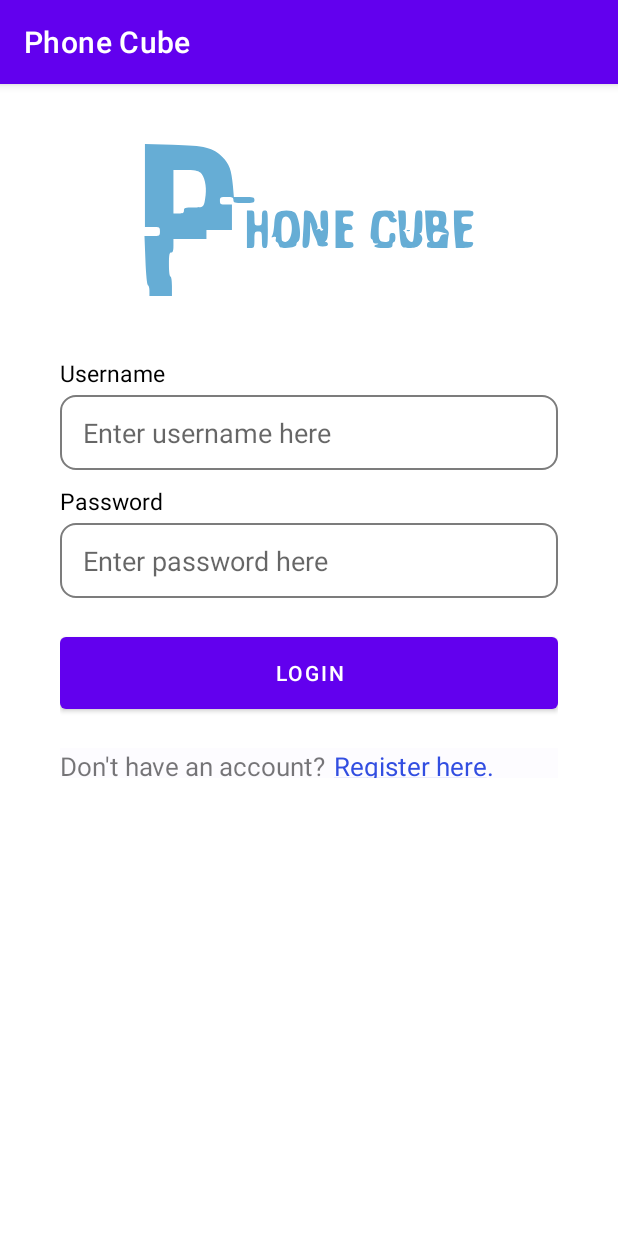
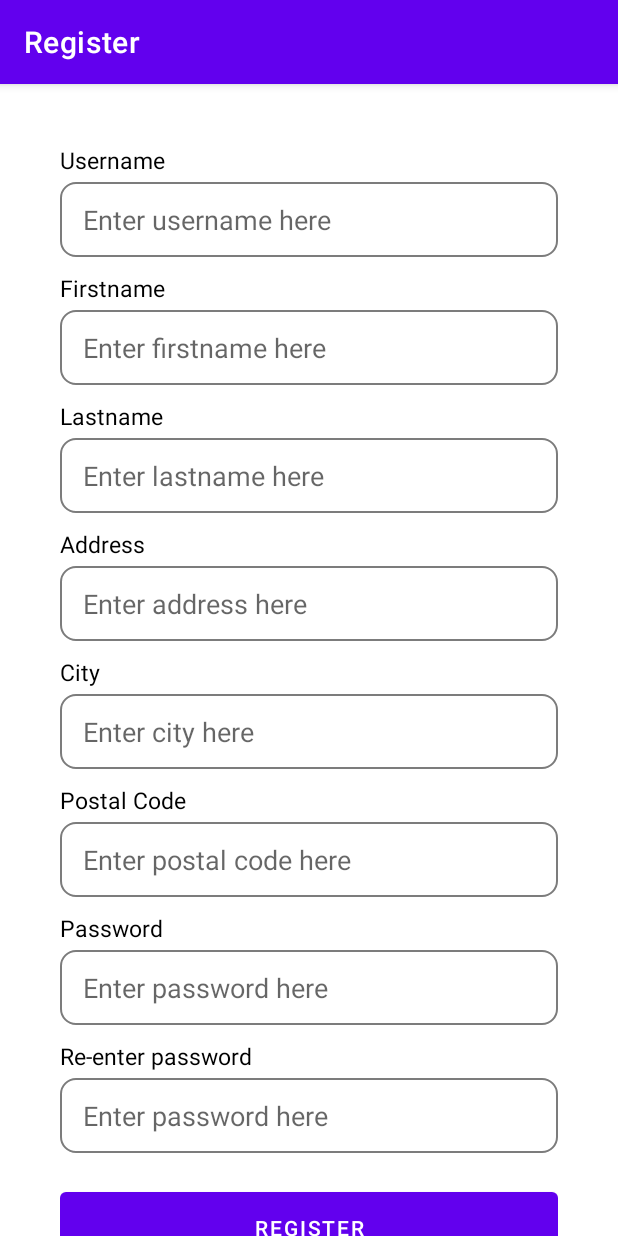
Before and after one commit to jovichenmcintyrecentenial/android_assignment_4, an Android app: the screen it shows after launch (LoginActivity before the commit, RegisterAcitivy after it), on a phone screen of 412 x 824 dp. Run offline under Robolectric (Android 15) with nearby library versions, the phone set to English and light mode, and no system bars.

Commit message:
added register activity and completed registation ui

```diff
--- a/app/src/main/AndroidManifest.xml
+++ b/app/src/main/AndroidManifest.xml
@@ -7,19 +7,28 @@
         android:dataExtractionRules="@xml/data_extraction_rules"
         android:fullBackupContent="@xml/backup_rules"
         android:icon="@mipmap/ic_launcher"
-        android:label="@string/app_name"
+        android:label="Login"
         android:roundIcon="@mipmap/ic_launcher_round"
         android:supportsRtl="true"
         android:theme="@style/Theme.JoviChenMcintyre_MAPD711_Assignment4"
         tools:targetApi="31">
         <activity
-            android:name=".LoginActivity"
+            android:name=".RegisterAcitivy"
+            android:label="Register"
             android:exported="true">
             <intent-filter>
                 <action android:name="android.intent.action.MAIN" />
 
                 <category android:name="android.intent.category.LAUNCHER" />
             </intent-filter>
+            <meta-data
+                android:name="android.app.lib_name"
+                android:value="" />
+        </activity>
+        <activity
+            android:name=".LoginActivity"
+            android:exported="true">
+
 
             <meta-data
                 android:name="android.app.lib_name"
--- /dev/null
+++ b/app/src/main/java/com/centennial/jovichenmcintyre_mapd711_assignment4/RegisterAcitivy.kt
@@ -0,0 +1,11 @@
+package com.centennial.jovichenmcintyre_mapd711_assignment4
+
+import androidx.appcompat.app.AppCompatActivity
+import android.os.Bundle
+
+class RegisterAcitivy : AppCompatActivity() {
+    override fun onCreate(savedInstanceState: Bundle?) {
+        super.onCreate(savedInstanceState)
+        setContentView(R.layout.activity_register_acitivy)
+    }
+}
--- a/app/src/main/res/layout/activity_main.xml
+++ b/app/src/main/res/layout/activity_main.xml
@@ -1,4 +1,11 @@
 <?xml version="1.0" encoding="utf-8"?>
+
+<ScrollView
+    xmlns:android="http://schemas.android.com/apk/res/android"
+    xmlns:tools="http://schemas.android.com/tools"
+    android:layout_width="match_parent"
+    android:layout_height="match_parent"
+    tools:context=".LoginActivity">
 <LinearLayout xmlns:android="http://schemas.android.com/apk/res/android"
     xmlns:app="http://schemas.android.com/apk/res-auto"
     xmlns:tools="http://schemas.android.com/tools"
@@ -8,7 +15,7 @@
     android:layout_marginLeft="@dimen/page_margin"
     android:layout_marginRight="@dimen/page_margin"
     android:layout_marginTop="@dimen/page_margin"
-    tools:context=".LoginActivity">
+   >
 
 
     <ImageView
@@ -85,3 +92,4 @@
 
 
 </LinearLayout>
+</ScrollView>
--- /dev/null
+++ b/app/src/main/res/layout/activity_register_acitivy.xml
@@ -0,0 +1,116 @@
+<?xml version="1.0" encoding="utf-8"?>
+<ScrollView
+    xmlns:android="http://schemas.android.com/apk/res/android"
+    xmlns:tools="http://schemas.android.com/tools"
+    android:layout_width="match_parent"
+    android:layout_height="match_parent"
+    tools:context=".RegisterAcitivy">
+<LinearLayout xmlns:android="http://schemas.android.com/apk/res/android"
+    xmlns:app="http://schemas.android.com/apk/res-auto"
+    xmlns:tools="http://schemas.android.com/tools"
+    android:layout_width="match_parent"
+    android:orientation="vertical"
+    android:layout_height="match_parent"
+    android:layout_marginLeft="@dimen/page_margin"
+    android:layout_marginRight="@dimen/page_margin"
+    android:layout_marginTop="@dimen/page_margin"
+    tools:context=".RegisterAcitivy">
+
+
+    <TextView
+        style="@style/checkout_text_view_style"
+        android:text="@string/username" />
+
+    <EditText
+        android:id="@+id/uname"
+        style="@style/edit_text"
+        android:autofillHints=""
+        android:hint="@string/enter_username_here"
+        android:inputType="textPersonName" />
+
+    <TextView
+        style="@style/checkout_text_view_style"
+        android:text="@string/firstname" />
+
+    <EditText
+        android:id="@+id/firstname"
+        style="@style/edit_text"
+        android:autofillHints=""
+        android:hint="@string/enter_firstname_here"
+        android:inputType="textPersonName" />
+    <TextView
+        style="@style/checkout_text_view_style"
+        android:text="@string/lastname" />
+
+    <EditText
+        android:id="@+id/lastname"
+        style="@style/edit_text"
+        android:autofillHints=""
+        android:hint="@string/enter_lastname_here"
+        android:inputType="textPersonName" />
+
+    <TextView
+        style="@style/checkout_text_view_style"
+        android:text="@string/address" />
+
+    <EditText
+        android:id="@+id/address"
+        style="@style/edit_text"
+        android:autofillHints=""
+        android:hint="@string/enter_address_here"
+        android:inputType="textPersonName" />
+    <TextView
+        style="@style/checkout_text_view_style"
+        android:text="@string/city" />
+
+    <EditText
+        android:id="@+id/city"
+        style="@style/edit_text"
+        android:autofillHints=""
+        android:hint="@string/enter_city_here"
+        android:inputType="textPersonName" />
+    <TextView
+        style="@style/checkout_text_view_style"
+        android:text="@string/postal_code" />
+
+    <EditText
+        android:id="@+id/postal"
+        style="@style/edit_text"
+        android:autofillHints=""
+        android:hint="@string/enter_postal_code_here"
+        android:inputType="textPersonName" />
+    <TextView
+        style="@style/checkout_text_view_style"
+        android:text="Password" />
+
+    <EditText
+        android:id="@+id/password1"
+        style="@style/edit_text"
+        android:autofillHints=""
+        android:inputType="textPassword"
+        android:hint="Enter password here"
+        />
+
+    <TextView
+        style="@style/checkout_text_view_style"
+        android:text="Re-enter password" />
+
+    <EditText
+        android:id="@+id/password2"
+        style="@style/edit_text"
+        android:autofillHints=""
+        android:inputType="textPassword"
+        android:hint="Enter password here"
+        />
+    <Button
+        android:id="@+id/register"
+        android:text="@string/register"
+        android:layout_marginTop="10dp"
+        android:layout_marginBottom="30dp"
+        style="@style/button" />
+    <Button
+        android:layout_height="20dp"
+        android:layout_width="0dp"/>
+
+</LinearLayout>
+</ScrollView>
--- a/app/src/main/res/values/strings.xml
+++ b/app/src/main/res/values/strings.xml
@@ -3,4 +3,17 @@
     <string name="sign_up_text"><u>Register here</u>.</string>
     <string name="my_text">This is an <u>underline</u>.</string>
     <string name="don_t_an_account">Don\'t have an account? </string>
+    <string name="username">Username</string>
+    <string name="enter_username_here">Enter username here</string>
+    <string name="firstname">Firstname</string>
+    <string name="enter_firstname_here">Enter firstname here</string>
+    <string name="lastname">Lastname</string>
+    <string name="enter_lastname_here">Enter lastname here</string>
+    <string name="address">Address</string>
+    <string name="enter_address_here">Enter address here</string>
+    <string name="city">City</string>
+    <string name="enter_city_here">Enter city here</string>
+    <string name="postal_code">Postal Code</string>
+    <string name="enter_postal_code_here">Enter postal code here</string>
+    <string name="register">Register</string>
 </resources>
```
